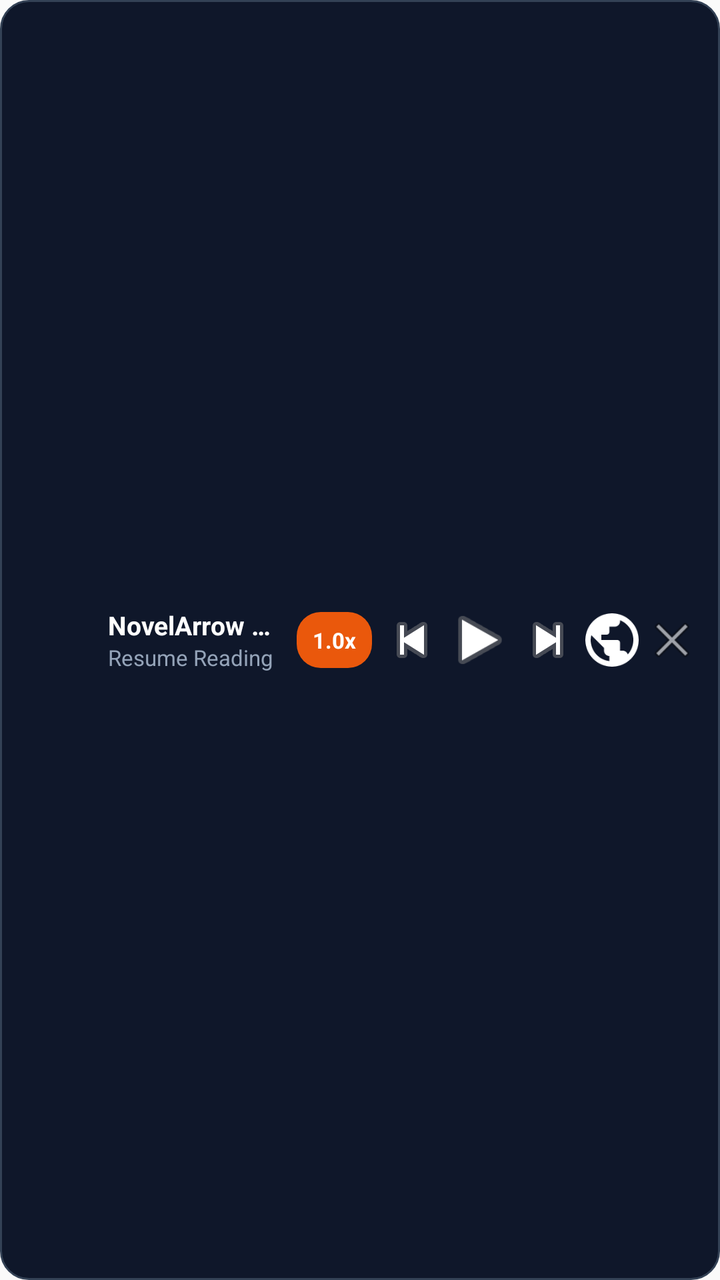
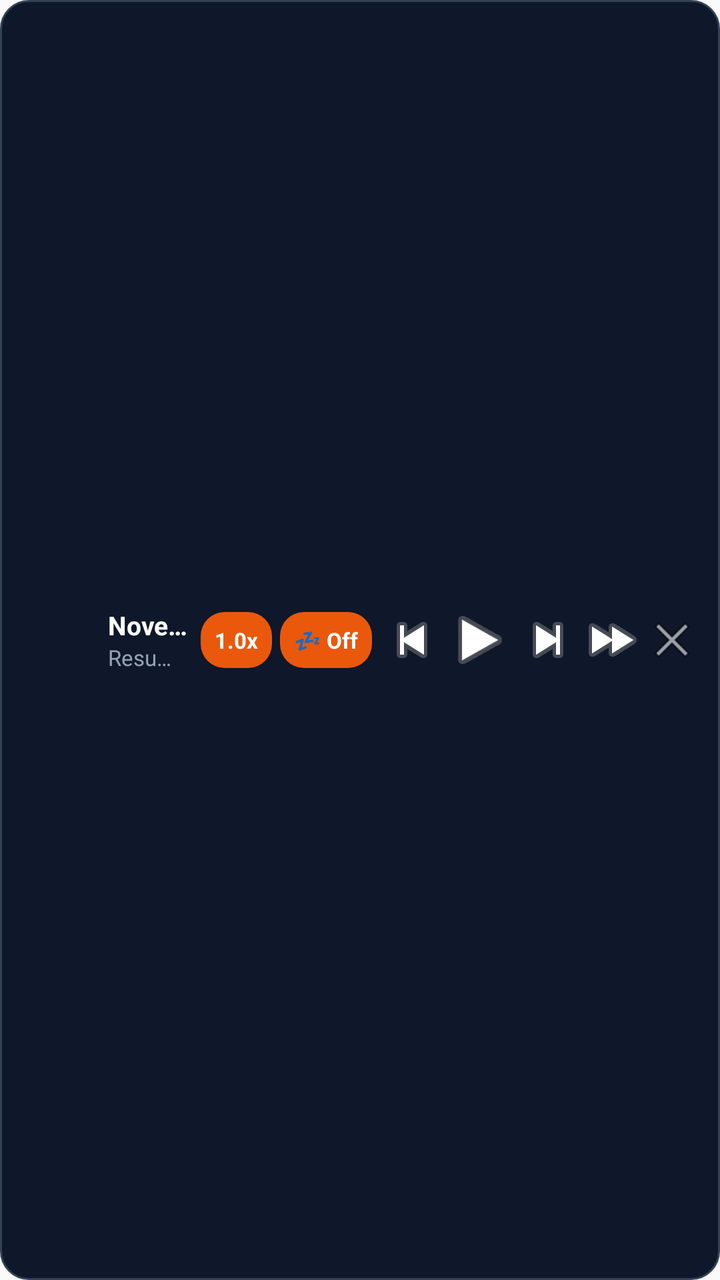

Before-and-after screenshots of an Android layout around one commit, followed by the original layout XML and the change that was made.
<!-- AndroidManifest.xml: application theme Theme.NovelArrowReader -->
<!-- res/layout/notification_quick_toolbar.xml -->
<?xml version="1.0" encoding="utf-8"?>
<LinearLayout xmlns:android="http://schemas.android.com/apk/res/android"
    android:id="@+id/layout_quick_toolbar_root"
    android:layout_width="match_parent"
    android:layout_height="64dp"
    android:background="@drawable/bg_notification_toolbar"
    android:gravity="center_vertical"
    android:orientation="horizontal"
    android:paddingStart="10dp"
    android:paddingTop="6dp"
    android:paddingEnd="10dp"
    android:paddingBottom="6dp">

    
    <ImageView
        android:id="@+id/iv_toolbar_icon"
        android:layout_width="36dp"
        android:layout_height="36dp"
        android:contentDescription="NovelArrow Reader"
        android:src="@mipmap/ic_launcher" />

    
    <LinearLayout
        android:id="@+id/layout_toolbar_text"
        android:layout_width="0dp"
        android:layout_height="wrap_content"
        android:layout_marginStart="8dp"
        android:layout_marginEnd="6dp"
        android:layout_weight="1"
        android:orientation="vertical">

        <TextView
            android:id="@+id/tv_novel_title"
            android:layout_width="match_parent"
            android:layout_height="wrap_content"
            android:ellipsize="end"
            android:maxLines="1"
            android:text="NovelArrow Reader"
            android:textColor="#FFFFFF"
            android:textSize="13sp"
            android:textStyle="bold" />

        <TextView
            android:id="@+id/tv_chapter_status"
            android:layout_width="match_parent"
            android:layout_height="wrap_content"
            android:ellipsize="end"
            android:maxLines="1"
            android:text="Resume Reading"
            android:textColor="#94A3B8"
            android:textSize="11sp" />
    </LinearLayout>

    
    <LinearLayout
        android:id="@+id/layout_toolbar_actions"
        android:layout_width="wrap_content"
        android:layout_height="wrap_content"
        android:gravity="center_vertical"
        android:orientation="horizontal">

        
        <TextView
            android:id="@+id/btn_speed"
            android:layout_width="wrap_content"
            android:layout_height="28dp"
            android:layout_marginEnd="4dp"
            android:background="@drawable/bg_toolbar_pill"
            android:gravity="center"
            android:paddingStart="8dp"
            android:paddingEnd="8dp"
            android:text="1.0x"
            android:textColor="#FFFFFF"
            android:textSize="11sp"
            android:textStyle="bold" />

        
        <ImageButton
            android:id="@+id/btn_prev_chap"
            android:layout_width="32dp"
            android:layout_height="32dp"
            android:background="?android:attr/selectableItemBackgroundBorderless"
            android:contentDescription="Previous Chapter"
            android:scaleType="fitCenter"
            android:src="@android:drawable/ic_media_previous" />

        
        <ImageButton
            android:id="@+id/btn_play_pause"
            android:layout_width="36dp"
            android:layout_height="36dp"
            android:background="?android:attr/selectableItemBackgroundBorderless"
            android:contentDescription="Play or Pause"
            android:scaleType="fitCenter"
            android:src="@android:drawable/ic_media_play" />

        
        <ImageButton
            android:id="@+id/btn_next_chap"
            android:layout_width="32dp"
            android:layout_height="32dp"
            android:background="?android:attr/selectableItemBackgroundBorderless"
            android:contentDescription="Next Chapter"
            android:scaleType="fitCenter"
            android:src="@android:drawable/ic_media_next" />

        
        <ImageButton
            android:id="@+id/btn_site_next"
            android:layout_width="32dp"
            android:layout_height="32dp"
            android:background="?android:attr/selectableItemBackgroundBorderless"
            android:contentDescription="Site Next Chapter"
            android:scaleType="fitCenter"
            android:src="@drawable/ic_toolbar_site_next" />

        
        <ImageButton
            android:id="@+id/btn_close"
            android:layout_width="28dp"
            android:layout_height="28dp"
            android:background="?android:attr/selectableItemBackgroundBorderless"
            android:contentDescription="Close Toolbar"
            android:scaleType="fitCenter"
            android:src="@android:drawable/ic_menu_close_clear_cancel" />
    </LinearLayout>

</LinearLayout>
<!-- resources referenced by this layout -->
<resources>
  <!-- drawable bg_notification_toolbar (drawable) -->
  <?xml version="1.0" encoding="utf-8"?>
  <shape xmlns:android="http://schemas.android.com/apk/res/android"
      android:shape="rectangle">
      <solid android:color="#0F172A" />
      <corners android:radius="14dp" />
      <stroke
          android:width="1dp"
          android:color="#334155" />
  </shape>
  <!-- drawable bg_toolbar_pill (drawable) -->
  <?xml version="1.0" encoding="utf-8"?>
  <shape xmlns:android="http://schemas.android.com/apk/res/android"
      android:shape="rectangle">
      <solid android:color="#EA580C" />
      <corners android:radius="12dp" />
  </shape>
  <!-- drawable ic_toolbar_site_next (drawable) -->
  <vector xmlns:android="http://schemas.android.com/apk/res/android"
      android:width="24dp"
      android:height="24dp"
      android:viewportWidth="24"
      android:viewportHeight="24">
      <path
          android:fillColor="#FFFFFFFF"
          android:pathData="M12,2C6.48,2 2,6.48 2,12s4.48,10 10,10 10,-4.48 10,-10S17.52,2 12,2zM11,19.93c-3.95,-0.49 -7,-3.85 -7,-7.93 0,-0.62 0.08,-1.21 0.21,-1.79L9,15v1c0,1.1 0.9,2 2,2v1.93zM17.9,17.39c-0.26,-0.81 -1,-1.39 -1.9,-1.39h-1v-3c0,-0.55 -0.45,-1 -1,-1H8v-2h2c0.55,0 1,-0.45 1,-1V7h2c1.1,0 2,-0.9 2,-2v-0.41c2.93,1.19 5,4.06 5,7.41 0,2.08 -0.8,3.97 -2.1,5.39z"/>
  </vector>
  <!-- mipmap ic_launcher (mipmap-anydpi-v26) -->
  <?xml version="1.0" encoding="utf-8"?>
  <adaptive-icon xmlns:android="http://schemas.android.com/apk/res/android">
      <background android:drawable="@drawable/ic_launcher_background" />
      <foreground android:drawable="@mipmap/ic_launcher_foreground" />
  </adaptive-icon>
  <style name="Theme.NovelArrowReader" parent="android:Theme.Material.Light.NoActionBar" />
  <!-- drawable ic_launcher_background (drawable) -->
  <?xml version="1.0" encoding="utf-8"?>
  <vector xmlns:android="http://schemas.android.com/apk/res/android"
      android:width="108dp"
      android:height="108dp"
      android:viewportWidth="108"
      android:viewportHeight="108">
      <path
          android:fillColor="#120c2b"
          android:pathData="M0,0h108v108h-108z" />
  </vector>
</resources>

<!-- the commit's change to res/layout/notification_quick_toolbar.xml (unified diff, before → after) -->
@@ -67,9 +67,24 @@
             android:layout_marginEnd="4dp"
             android:background="@drawable/bg_toolbar_pill"
             android:gravity="center"
-            android:paddingStart="8dp"
-            android:paddingEnd="8dp"
+            android:paddingStart="7dp"
+            android:paddingEnd="7dp"
             android:text="1.0x"
+            android:textColor="#FFFFFF"
+            android:textSize="11sp"
+            android:textStyle="bold" />
+
+        
+        <TextView
+            android:id="@+id/btn_sleep_timer"
+            android:layout_width="wrap_content"
+            android:layout_height="28dp"
+            android:layout_marginEnd="4dp"
+            android:background="@drawable/bg_toolbar_pill"
+            android:gravity="center"
+            android:paddingStart="7dp"
+            android:paddingEnd="7dp"
+            android:text="💤 Off"
             android:textColor="#FFFFFF"
             android:textSize="11sp"
             android:textStyle="bold" />
@@ -79,7 +94,7 @@
             android:id="@+id/btn_prev_chap"
             android:layout_width="32dp"
             android:layout_height="32dp"
-            android:background="?android:attr/selectableItemBackgroundBorderless"
+            android:background="@android:color/transparent"
             android:contentDescription="Previous Chapter"
             android:scaleType="fitCenter"
             android:src="@android:drawable/ic_media_previous" />
@@ -89,7 +104,7 @@
             android:id="@+id/btn_play_pause"
             android:layout_width="36dp"
             android:layout_height="36dp"
-            android:background="?android:attr/selectableItemBackgroundBorderless"
+            android:background="@android:color/transparent"
             android:contentDescription="Play or Pause"
             android:scaleType="fitCenter"
             android:src="@android:drawable/ic_media_play" />
@@ -99,7 +114,7 @@
             android:id="@+id/btn_next_chap"
             android:layout_width="32dp"
             android:layout_height="32dp"
-            android:background="?android:attr/selectableItemBackgroundBorderless"
+            android:background="@android:color/transparent"
             android:contentDescription="Next Chapter"
             android:scaleType="fitCenter"
             android:src="@android:drawable/ic_media_next" />
@@ -109,17 +124,17 @@
             android:id="@+id/btn_site_next"
             android:layout_width="32dp"
             android:layout_height="32dp"
-            android:background="?android:attr/selectableItemBackgroundBorderless"
+            android:background="@android:color/transparent"
             android:contentDescription="Site Next Chapter"
             android:scaleType="fitCenter"
-            android:src="@drawable/ic_toolbar_site_next" />
+            android:src="@android:drawable/ic_media_ff" />
 
         
         <ImageButton
             android:id="@+id/btn_close"
             android:layout_width="28dp"
             android:layout_height="28dp"
-            android:background="?android:attr/selectableItemBackgroundBorderless"
+            android:background="@android:color/transparent"
             android:contentDescription="Close Toolbar"
             android:scaleType="fitCenter"
             android:src="@android:drawable/ic_menu_close_clear_cancel" />
<!-- resource entries referenced after the edit -->
@@ -17,16 +17,6 @@
       <solid android:color="#EA580C" />
       <corners android:radius="12dp" />
   </shape>
-  <!-- drawable ic_toolbar_site_next (drawable) -->
-  <vector xmlns:android="http://schemas.android.com/apk/res/android"
-      android:width="24dp"
-      android:height="24dp"
-      android:viewportWidth="24"
-      android:viewportHeight="24">
-      <path
-          android:fillColor="#FFFFFFFF"
-          android:pathData="M12,2C6.48,2 2,6.48 2,12s4.48,10 10,10 10,-4.48 10,-10S17.52,2 12,2zM11,19.93c-3.95,-0.49 -7,-3.85 -7,-7.93 0,-0.62 0.08,-1.21 0.21,-1.79L9,15v1c0,1.1 0.9,2 2,2v1.93zM17.9,17.39c-0.26,-0.81 -1,-1.39 -1.9,-1.39h-1v-3c0,-0.55 -0.45,-1 -1,-1H8v-2h2c0.55,0 1,-0.45 1,-1V7h2c1.1,0 2,-0.9 2,-2v-0.41c2.93,1.19 5,4.06 5,7.41 0,2.08 -0.8,3.97 -2.1,5.39z"/>
-  </vector>
   <!-- mipmap ic_launcher (mipmap-anydpi-v26) -->
   <?xml version="1.0" encoding="utf-8"?>
   <adaptive-icon xmlns:android="http://schemas.android.com/apk/res/android">
